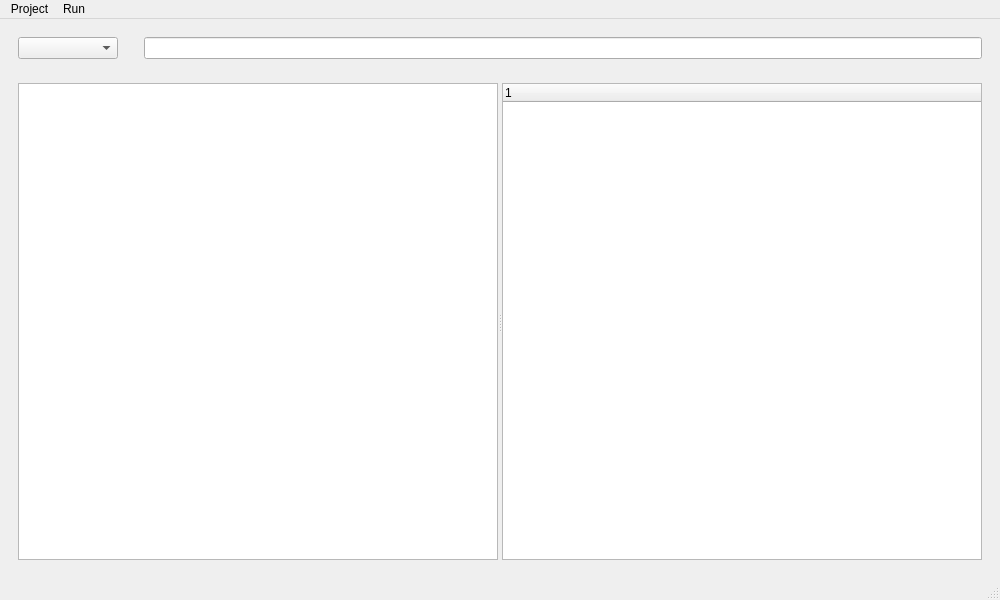
Old version of the form Sniffer/mainwindow.ui in the repository JJuny312/Sniffer2.
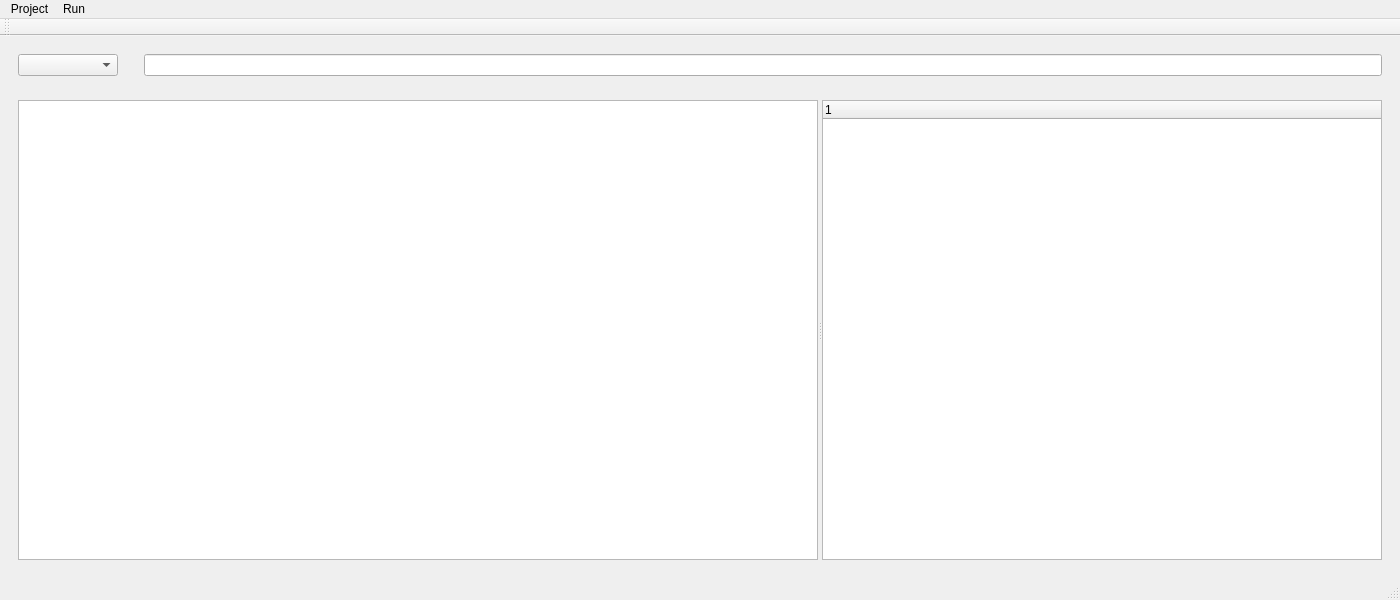
New version of the form. Icons and pictures are not drawn.

```diff
--- a/Sniffer/mainwindow.ui
+++ b/Sniffer/mainwindow.ui
@@ -6,7 +6,7 @@
    <rect>
     <x>0</x>
     <y>0</y>
-    <width>1000</width>
+    <width>1400</width>
     <height>600</height>
    </rect>
   </property>
@@ -70,8 +70,33 @@
          <property name="orientation">
           <enum>Qt::Horizontal</enum>
          </property>
-         <widget class="QTableWidget" name="tableWidget"/>
+         <widget class="QTableWidget" name="tableWidget">
+          <property name="enabled">
+           <bool>true</bool>
+          </property>
+          <property name="sizePolicy">
+           <sizepolicy hsizetype="MinimumExpanding" vsizetype="Expanding">
+            <horstretch>0</horstretch>
+            <verstretch>0</verstretch>
+           </sizepolicy>
+          </property>
+          <property name="minimumSize">
+           <size>
+            <width>800</width>
+            <height>0</height>
+           </size>
+          </property>
+         </widget>
          <widget class="QTreeWidget" name="treeWidget">
+          <property name="enabled">
+           <bool>true</bool>
+          </property>
+          <property name="sizePolicy">
+           <sizepolicy hsizetype="Expanding" vsizetype="Expanding">
+            <horstretch>0</horstretch>
+            <verstretch>0</verstretch>
+           </sizepolicy>
+          </property>
           <column>
            <property name="text">
             <string notr="true">1</string>
@@ -90,7 +115,7 @@
     <rect>
      <x>0</x>
      <y>0</y>
-     <width>1000</width>
+     <width>1400</width>
      <height>17</height>
     </rect>
    </property>
@@ -113,6 +138,17 @@
    <addaction name="menuRun"/>
   </widget>
   <widget class="QStatusBar" name="statusbar"/>
+  <widget class="QToolBar" name="toolBar">
+   <property name="windowTitle">
+    <string>toolBar</string>
+   </property>
+   <attribute name="toolBarArea">
+    <enum>TopToolBarArea</enum>
+   </attribute>
+   <attribute name="toolBarBreak">
+    <bool>false</bool>
+   </attribute>
+  </widget>
   <action name="actionRun_And_Stop">
    <property name="icon">
     <iconset resource="src.qrc">
```
